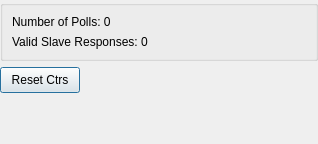
Old version of the form omodscan/controls/statisticwidget.ui in the repository sanny32/OpenModScan.
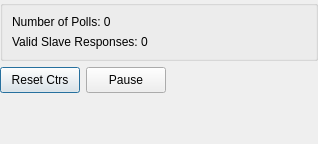
New version of the form.

Commit message: Added button to pause and resume poll

Diff of the .ui file:
```diff
--- a/omodscan/controls/statisticwidget.ui
+++ b/omodscan/controls/statisticwidget.ui
@@ -20,6 +20,9 @@
    <property name="rightMargin">
     <number>0</number>
    </property>
+   <property name="bottomMargin">
+    <number>0</number>
+   </property>
    <item>
     <widget class="QGroupBox" name="groupBox">
      <property name="sizePolicy">
@@ -53,6 +56,8 @@
     </widget>
    </item>
    <item>
+    <layout class="QHBoxLayout" name="horizontalLayout">
+     <item>
     <widget class="QPushButton" name="pushButtonResetCtrs">
      <property name="sizePolicy">
       <sizepolicy hsizetype="Fixed" vsizetype="Fixed">
@@ -73,6 +78,40 @@
       <bool>true</bool>
      </property>
     </widget>
+     </item>
+     <item>
+      <widget class="QPushButton" name="pushButtonPause">
+       <property name="sizePolicy">
+        <sizepolicy hsizetype="Fixed" vsizetype="Fixed">
+         <horstretch>0</horstretch>
+         <verstretch>0</verstretch>
+        </sizepolicy>
+       </property>
+       <property name="minimumSize">
+        <size>
+         <width>0</width>
+         <height>26</height>
+        </size>
+       </property>
+       <property name="text">
+        <string>Pause</string>
+       </property>
+      </widget>
+     </item>
+     <item>
+      <spacer name="horizontalSpacer">
+       <property name="orientation">
+        <enum>Qt::Orientation::Horizontal</enum>
+       </property>
+       <property name="sizeHint" stdset="0">
+        <size>
+         <width>40</width>
+         <height>20</height>
+        </size>
+       </property>
+      </spacer>
+     </item>
+    </layout>
    </item>
    <item>
     <spacer name="verticalSpacer">
```
Lines whose indentation alone changed are shown as unchanged. The commit also changes 8 other files.
